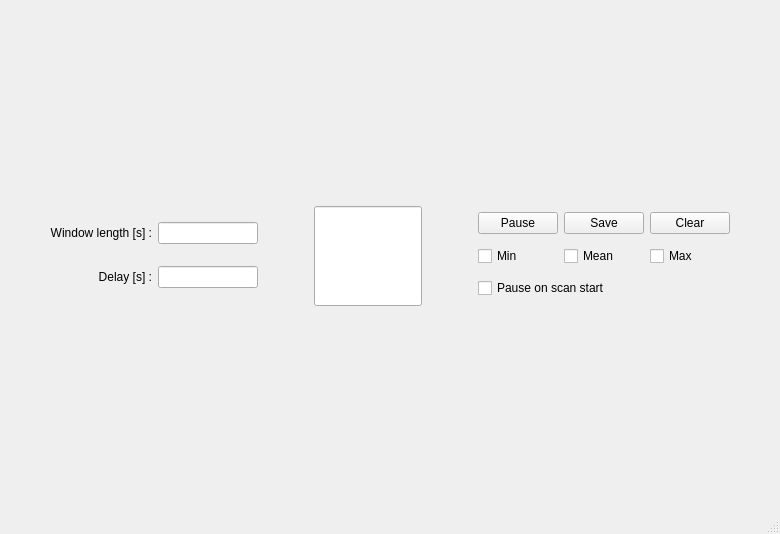
The window that autolab/core/gui/monitoring/interface.ui (autolab-project/autolab) describes before a commit, drawn with Qt 5.
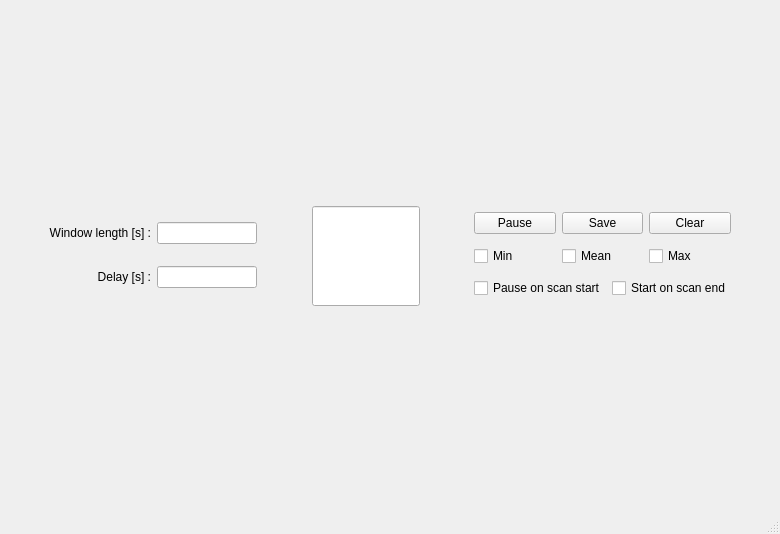
The same window after the commit.

Commit message: option monitor start on scan end

The edit to the form file:
```diff
--- a/autolab/core/gui/monitoring/interface.ui
+++ b/autolab/core/gui/monitoring/interface.ui
@@ -242,14 +242,25 @@
          </widget>
         </item>
         <item row="2" column="0" colspan="3">
-         <widget class="QCheckBox" name="pause_on_scan_checkBox">
-          <property name="toolTip">
-           <string>Pause monitoring on scan start if contains this variable</string>
-          </property>
-          <property name="text">
-           <string>Pause on scan start</string>
-          </property>
-         </widget>
+         <layout class="QHBoxLayout" name="horizontalLayout_2">
+          <item>
+           <widget class="QCheckBox" name="pause_on_scan_checkBox">
+            <property name="toolTip">
+             <string>Pause monitoring on scan start if contains this variable</string>
+            </property>
+            <property name="text">
+             <string>Pause on scan start</string>
+            </property>
+           </widget>
+          </item>
+          <item>
+           <widget class="QCheckBox" name="start_on_scan_checkBox">
+            <property name="text">
+             <string>Start on scan end</string>
+            </property>
+           </widget>
+          </item>
+         </layout>
         </item>
        </layout>
       </item>
```
Left out of the diff: 56 changed lines with no effect on the pictures. The commit also changes 2 other files.
